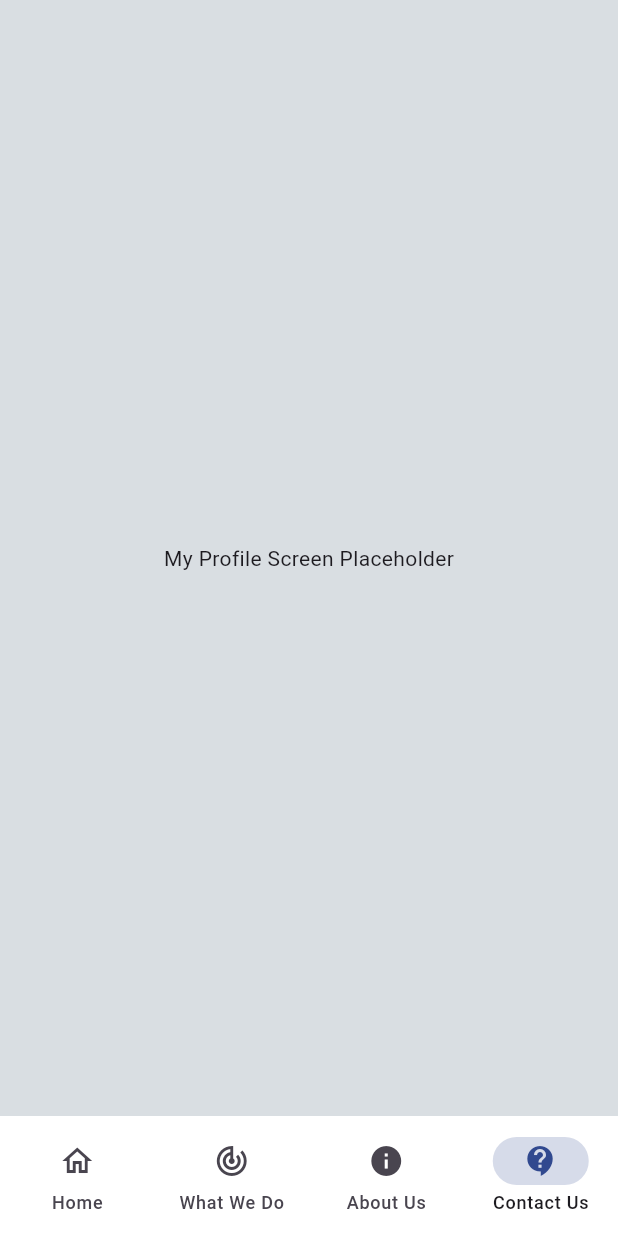
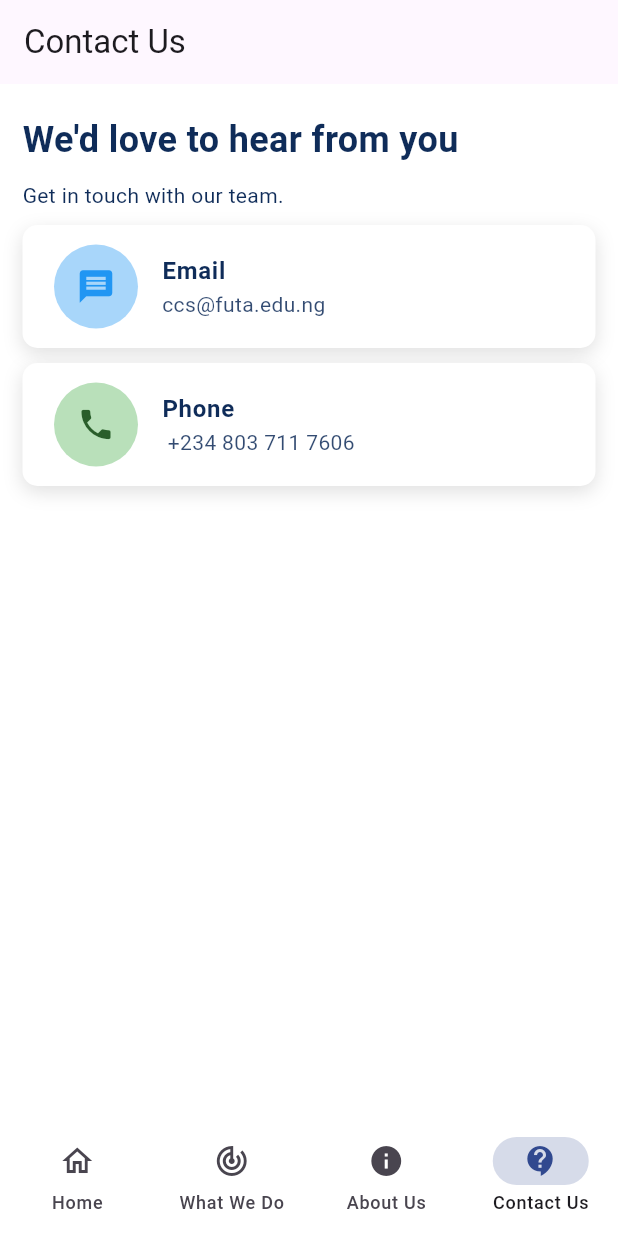
Before and after one commit to miraclegx/CCS_Info_App, a Flutter app: the screen it shows after launch, item 4 of the bottom bar chosen, on a phone screen of 412 x 824 dp. Run offline on Flutter 3.47's test engine with Material 3 defaults, Android fonts, the phone set to English and light mode, and no system bars; our stand-ins replace flutter_svg.

Commit message:
added and adding the contact us screen

```diff
--- a/lib/about_us.dart
+++ b/lib/about_us.dart
@@ -10,7 +10,11 @@ class AboutUs extends StatelessWidget {
     final double screenHeight = MediaQuery.sizeOf(context).height;
 
     return Scaffold(
-      appBar: AppBar(title: Text("About Us")),
+      backgroundColor: Colors.white,
+      appBar: AppBar(
+        title: Text("About Us"),
+        backgroundColor: Colors.transparent,
+      ),
       body: SafeArea(
         child: SingleChildScrollView(
           child: Padding(
@@ -19,7 +23,11 @@ class AboutUs extends StatelessWidget {
               children: <Widget>[
                 Text(
                   "About The Center For Career Services",
-                  style: TextStyle(fontSize: 24, fontWeight: FontWeight.bold),
+                  style: TextStyle(
+                    fontSize: 24,
+                    fontWeight: FontWeight.bold,
+                    color: const Color(0xFF0F2C59),
+                  ),
                 ),
                 ClipRRect(
                   borderRadius: BorderRadius.circular(10),
@@ -54,7 +62,7 @@ class AboutUs extends StatelessWidget {
                 ),
                 SizedBox(height: 10),
                 ServiceCard(
-                  iconColor: const Color(0xFF0F2C59),
+                  iconColor: const Color.fromARGB(255, 169, 28, 68),
                   bgColor: Color(0xFF0F2C59).withValues(alpha: 0.05),
                   title: "Our Values",
                   subtitle:
--- a/lib/main_wrapper.dart
+++ b/lib/main_wrapper.dart
@@ -19,7 +19,7 @@ class _MainWrapperState extends State<MainWrapper> {
     const HomeScreen(),
     const WhatWeDo(),
     const AboutUs(),
-    const Center(child: Text('My Profile Screen Placeholder')), // Replace with your real widget later
+    const ReachOut(), // Replace with your real widget later
   ];
 
   @override
@@ -39,26 +39,43 @@ class _MainWrapperState extends State<MainWrapper> {
         },
         // Match the clean, simple style from your wireframes
         backgroundColor: Colors.white,
-        indicatorColor: const Color.fromARGB(255, 49, 73, 143).withOpacity(0.2), // Light purple highlight circle
+        indicatorColor: const Color.fromARGB(
+          255,
+          49,
+          73,
+          143,
+        ).withOpacity(0.2), // Light purple highlight circle
         destinations: const [
           NavigationDestination(
             icon: Icon(Icons.home_outlined),
-            selectedIcon: Icon(Icons.home, color: const Color.fromARGB(255, 49, 73, 143)), // FUTA Purple when active
+            selectedIcon: Icon(
+              Icons.home,
+              color: const Color.fromARGB(255, 49, 73, 143),
+            ), // FUTA Purple when active
             label: 'Home',
           ),
           NavigationDestination(
             icon: Icon(Icons.track_changes),
-            selectedIcon: Icon(Icons.track_changes, color: const Color.fromARGB(255, 49, 73, 143)),
+            selectedIcon: Icon(
+              Icons.track_changes,
+              color: const Color.fromARGB(255, 49, 73, 143),
+            ),
             label: 'What We Do',
           ),
           NavigationDestination(
             icon: Icon(Icons.info),
             label: "About Us",
-            selectedIcon: Icon(Icons.info,color: const Color.fromARGB(255, 49, 73, 143),),
+            selectedIcon: Icon(
+              Icons.info,
+              color: const Color.fromARGB(255, 49, 73, 143),
             ),
+          ),
           NavigationDestination(
             icon: Icon(Icons.contact_support),
-            selectedIcon: Icon(Icons.contact_support, color: const Color.fromARGB(255, 49, 73, 143)),
+            selectedIcon: Icon(
+              Icons.contact_support,
+              color: const Color.fromARGB(255, 49, 73, 143),
+            ),
             label: 'Contact Us',
           ),
         ],
--- a/lib/reach_out.dart
+++ b/lib/reach_out.dart
@@ -1 +1,54 @@
+import "package:ccs_info_app/what_we_do.dart";
 import "package:flutter/material.dart";
+
+class ReachOut extends StatelessWidget {
+  const ReachOut({super.key});
+
+  @override
+  Widget build(BuildContext context) {
+    return Scaffold(
+      backgroundColor: Colors.white,
+      appBar: AppBar(title: Text("Contact Us")),
+      body: SingleChildScrollView(
+        child: Padding(
+          padding: EdgeInsets.symmetric(horizontal: 15, vertical: 20),
+          child: Column(
+            mainAxisAlignment: MainAxisAlignment.start,
+            crossAxisAlignment: CrossAxisAlignment.start,
+            children: <Widget>[
+              Text(
+                "We'd love to hear from you",
+                style: TextStyle(
+                  fontWeight: FontWeight.bold,
+                  fontSize: 24,
+                  color: const Color(0xFF0F2C59),
+                ),
+              ),
+              SizedBox(height: 10),
+              Text(
+                "Get in touch with our team.",
+                style: TextStyle(fontSize: 14, color: const Color(0xFF0F2C59)),
+              ),
+              SizedBox(height: 10),
+              ServiceCard(
+                title: "Email",
+                subtitle: "ccs@futa.edu.ng",
+                icon: Icons.message,
+                iconColor: Colors.blue,
+                bgColor: Colors.blue.withAlpha(100),
+              ),
+              SizedBox(height: 10),
+              ServiceCard(
+                title: "Phone",
+                subtitle: " +234 803 711 7606",
+                icon: Icons.phone,
+                iconColor: const Color.fromARGB(255, 42, 94, 43),
+                bgColor: Colors.green.withAlpha(100),
+              ),
+            ],
+          ),
+        ),
+      ),
+    );
+  }
+}
--- a/lib/what_we_do.dart
+++ b/lib/what_we_do.dart
@@ -9,7 +9,8 @@ class WhatWeDo extends StatelessWidget {
       backgroundColor: Colors.white,
       appBar: AppBar(
         title: Text("Our Services"),
-        backgroundColor: const Color.fromARGB(255, 49, 73, 143),
+        backgroundColor: Colors.transparent,
+        //backgroundColor: const Color.fromARGB(255, 49, 73, 143),
       ),
       body: //SafeArea(
       SingleChildScrollView(
```
Also changed, not shown: pubspec.lock, 1 other file.
